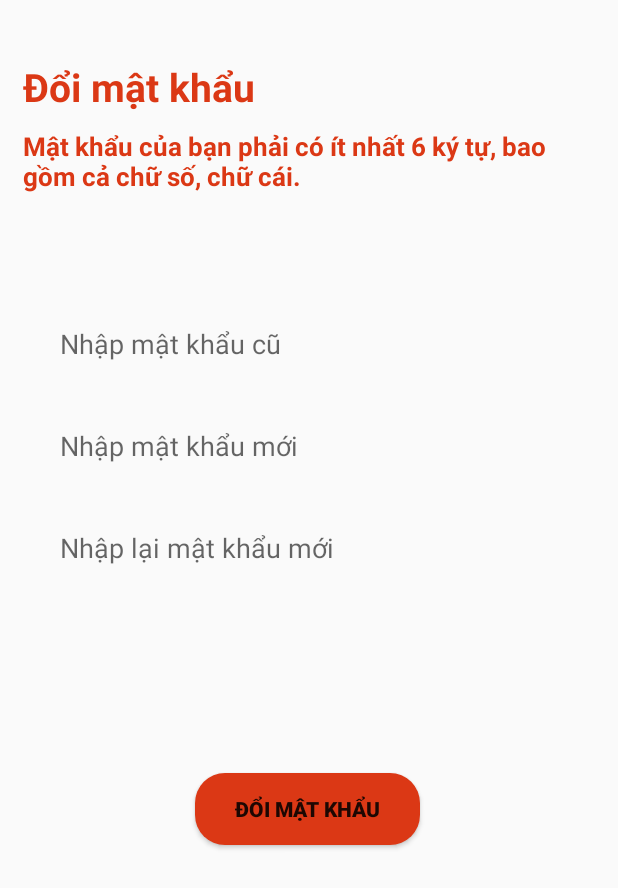
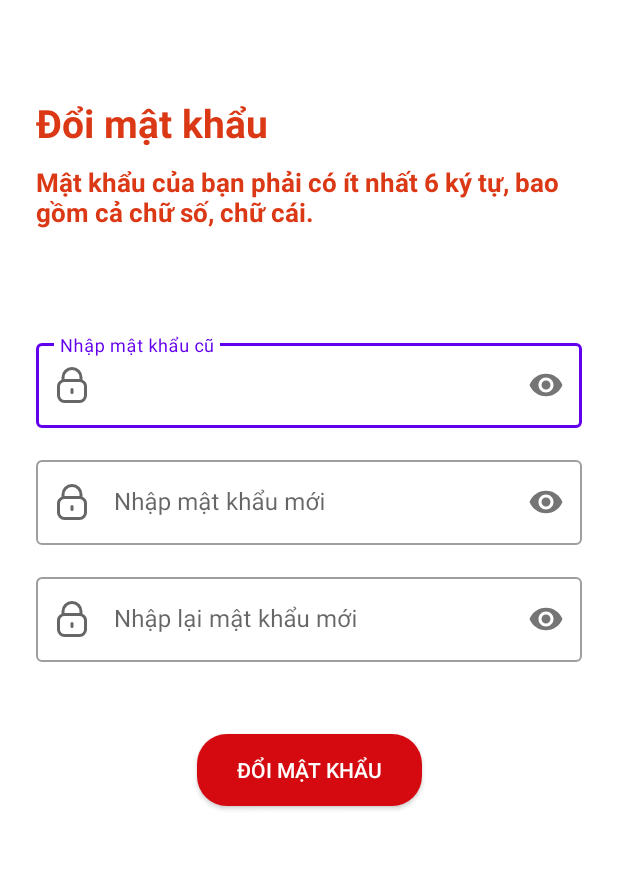
Before and after one commit to Ironman2363/SafetyFood, an Android app: the Passwordchange screen opened directly, with no data from a screen before it, on a phone screen of 412 x 824 dp. Shown: the top 888 px of the screen. Run offline under Robolectric (Android 15) with nearby library versions, the phone set to English and light mode, and no system bars.

Commit message:
Outlined_Text_Box_LeHung

```diff
--- a/app/src/main/AndroidManifest.xml
+++ b/app/src/main/AndroidManifest.xml
@@ -10,7 +10,7 @@
         android:label="@string/app_name"
         android:roundIcon="@mipmap/ic_launcher_round"
         android:supportsRtl="true"
-        android:theme="@style/Theme.AppCompat.Light.NoActionBar"
+        android:theme="@style/Theme.MaterialComponents.Light.NoActionBar"
         tools:targetApi="31">
         <activity android:name=".Activities.ThongTinCuaHang"
             android:exported="false">
@@ -30,7 +30,6 @@
         <activity
             android:name=".Activities.Passwordchange"
             android:exported="false">
-
             <meta-data
                 android:name="android.app.lib_name"
                 android:value="" />
--- a/app/src/main/java/com/example/safetyfood/Activities/Login.java
+++ b/app/src/main/java/com/example/safetyfood/Activities/Login.java
@@ -12,10 +12,11 @@ import androidx.appcompat.app.AppCompatActivity;
 
 import com.example.safetyfood.MainActivity;
 import com.example.safetyfood.R;
+import com.google.android.material.textfield.TextInputEditText;
 
 public class Login extends AppCompatActivity {
 
-    EditText email, pass;
+    TextInputEditText email, pass;
     Button login;
     TextView account, signUp;
 
--- a/app/src/main/java/com/example/safetyfood/Activities/Passwordchange.java
+++ b/app/src/main/java/com/example/safetyfood/Activities/Passwordchange.java
@@ -7,24 +7,26 @@ import android.widget.EditText;
 import android.widget.Toast;
 
 import com.example.safetyfood.R;
+import com.google.android.material.textfield.TextInputEditText;
 
 public class Passwordchange extends AppCompatActivity {
 
+    TextInputEditText edtOldPass, edtNewPass, edtReNewPass;
 
     @Override
     protected void onCreate(Bundle savedInstanceState) {
         super.onCreate(savedInstanceState);
         setContentView(R.layout.activity_passwordchange);
 
-        EditText edtOldPass = findViewById(R.id.edtOldPass);
-        EditText edtNewPass = findViewById(R.id.edtNewPass);
-        EditText edtReNewPass = findViewById(R.id.edtReNewPass);
+        edtOldPass = findViewById(R.id.edtOldPass);
+        edtNewPass = findViewById(R.id.edtNewPass);
+        edtReNewPass = findViewById(R.id.edtReNewPass);
 
-        String oldPass = edtOldPass.getText().toString();
-        String newPass = edtNewPass.getText().toString();
-        String renewPass = edtReNewPass.getText().toString();
+        String oldPass = edtOldPass.getText( ).toString( );
+        String newPass = edtNewPass.getText( ).toString( );
+        String renewPass = edtReNewPass.getText( ).toString( );
         if (oldPass.equals("") || newPass.equals("") || renewPass.equals("")) {
-            Toast.makeText(Passwordchange.this, "Phải nhập đầy đủ thông tin", Toast.LENGTH_SHORT).show();
+            Toast.makeText(Passwordchange.this, "Phải nhập đầy đủ thông tin", Toast.LENGTH_SHORT).show( );
         } else {
 
         }
--- a/app/src/main/res/layout/activity_passwordchange.xml
+++ b/app/src/main/res/layout/activity_passwordchange.xml
@@ -4,12 +4,13 @@
     xmlns:tools="http://schemas.android.com/tools"
     android:layout_width="match_parent"
     android:layout_height="match_parent"
+    android:padding="24dp"
     tools:context=".Activities.Passwordchange">
 
     <TextView
+        android:id="@+id/textView2"
         android:layout_width="match_parent"
         android:layout_height="wrap_content"
-        android:layout_marginStart="15dp"
         android:layout_marginTop="40dp"
         android:text="Đổi mật khẩu"
         android:textColor="#DB3815"
@@ -22,9 +23,7 @@
         android:id="@+id/textView"
         android:layout_width="match_parent"
         android:layout_height="wrap_content"
-        android:layout_marginStart="15dp"
         android:layout_marginTop="85dp"
-        android:layout_marginEnd="10dp"
         android:text="Mật khẩu của bạn phải có ít nhất 6 ký tự, bao gồm
 cả chữ số, chữ cái. "
         android:textColor="#DB3815"
@@ -34,71 +33,84 @@ cả chữ số, chữ cái. "
         app:layout_constraintStart_toStartOf="parent"
         app:layout_constraintTop_toTopOf="parent" />
 
-    <EditText
+    <com.google.android.material.textfield.TextInputLayout
+        android:id="@+id/RP_TIL_oldPass"
+        style="@style/Widget.MaterialComponents.TextInputLayout.OutlinedBox"
+        android:layout_width="match_parent"
+        android:layout_height="wrap_content"
+        android:layout_marginTop="70dp"
+        app:layout_constraintEnd_toEndOf="parent"
+        app:layout_constraintStart_toStartOf="parent"
+        app:passwordToggleEnabled="true"
+        app:startIconDrawable="@drawable/lock_24"
+        app:layout_constraintTop_toBottomOf="@+id/textView">
+
+        <com.google.android.material.textfield.TextInputEditText
             android:id="@+id/edtOldPass"
             android:layout_width="match_parent"
             android:layout_height="wrap_content"
-        android:layout_marginStart="40dp"
-        android:layout_marginTop="76dp"
-        android:layout_marginEnd="40dp"
-        android:background="@drawable/boder2"
             android:hint="Nhập mật khẩu cũ"
             android:inputType="textPassword"
-        android:minHeight="48dp"
+            android:minHeight="48dp" />
+    </com.google.android.material.textfield.TextInputLayout>
 
+
+    <com.google.android.material.textfield.TextInputLayout
+        android:id="@+id/RP_TIL_NewPass"
+        style="@style/Widget.MaterialComponents.TextInputLayout.OutlinedBox"
+        android:layout_width="match_parent"
+        android:layout_height="wrap_content"
         app:layout_constraintEnd_toEndOf="parent"
         app:layout_constraintHorizontal_bias="0.0"
         app:layout_constraintStart_toStartOf="parent"
-        app:layout_constraintTop_toBottomOf="@+id/textView" />
+        app:passwordToggleEnabled="true"
+        app:startIconDrawable="@drawable/lock_24"
+        android:layout_marginTop="16dp"
+        app:layout_constraintTop_toBottomOf="@+id/RP_TIL_oldPass">
 
-    <EditText
+        <com.google.android.material.textfield.TextInputEditText
             android:id="@+id/edtNewPass"
             android:layout_width="match_parent"
             android:layout_height="wrap_content"
-        android:layout_marginStart="40dp"
-        android:layout_marginTop="20dp"
-        android:layout_marginEnd="40dp"
-        android:background="@drawable/boder2"
             android:hint="Nhập mật khẩu mới"
             android:inputType="textPassword"
-        android:minHeight="48dp"
+            android:minHeight="48dp" />
+    </com.google.android.material.textfield.TextInputLayout>
+
+    <com.google.android.material.textfield.TextInputLayout
+        android:id="@+id/RP_TIL_ReNewPass"
+        android:layout_width="match_parent"
+        android:layout_height="wrap_content"
+        android:hint="Nhập lại mật khẩu mới"
         app:layout_constraintEnd_toEndOf="parent"
-        app:layout_constraintHorizontal_bias="0.0"
         app:layout_constraintStart_toStartOf="parent"
-        app:layout_constraintTop_toBottomOf="@+id/edtOldPass" />
+        app:layout_constraintTop_toBottomOf="@+id/RP_TIL_NewPass"
+        android:layout_marginTop="16dp"
+        app:passwordToggleEnabled="true"
+        app:startIconDrawable="@drawable/lock_24"
+        style="@style/Widget.MaterialComponents.TextInputLayout.OutlinedBox">
 
-    <EditText
+        <com.google.android.material.textfield.TextInputEditText
             android:id="@+id/edtReNewPass"
             android:layout_width="match_parent"
             android:layout_height="wrap_content"
-        android:layout_marginStart="40dp"
-        android:layout_marginTop="20dp"
-        android:layout_marginEnd="40dp"
-        android:background="@drawable/boder2"
-        android:hint="Nhập lại mật khẩu mới"
             android:inputType="textPassword"
-        android:minHeight="48dp"
-        app:layout_constraintEnd_toEndOf="parent"
-        app:layout_constraintHorizontal_bias="0.0"
-        app:layout_constraintStart_toStartOf="parent"
-        app:layout_constraintTop_toBottomOf="@+id/edtNewPass" />
+            android:minHeight="48dp" />
+    </com.google.android.material.textfield.TextInputLayout>
+
 
     <androidx.appcompat.widget.AppCompatButton
         android:id="@+id/btn_passchage"
         android:layout_width="150dp"
         android:layout_height="wrap_content"
         android:layout_gravity="center"
-        android:layout_marginStart="130dp"
         android:layout_marginTop="126dp"
-        android:layout_marginEnd="130dp"
         android:background="@drawable/boder"
-        android:backgroundTint="#DB3815"
+        android:textColor="@color/white"
         android:padding="10dp"
         android:text="Đổi mật khẩu"
-        android:textStyle="bold"
         app:layout_constraintEnd_toEndOf="parent"
-        app:layout_constraintHorizontal_bias="0.0"
         app:layout_constraintStart_toStartOf="parent"
-        app:layout_constraintTop_toBottomOf="@+id/edtReNewPass" />
+        app:layout_constraintTop_toBottomOf="@+id/RP_TIL_NewPass" />
 
 </androidx.constraintlayout.widget.ConstraintLayout>
--- a/app/src/main/res/values/colors.xml
+++ b/app/src/main/res/values/colors.xml
@@ -7,5 +7,5 @@
     <color name="teal_700">#FF018786</color>
     <color name="black">#FF000000</color>
     <color name="white">#FFFFFFFF</color>
-    <color name="red">#FF0000</color>
+    <color name="red">#F22626</color>
 </resources>
```
Also changed, not shown: app/src/main/res/layout/activity_dang_ky_thong_tin.xml (+12 -12 lines), app/src/main/res/layout/activity_sign_up.xml (+9 -9 lines), app/src/main/res/layout/login.xml (+8 -6 lines), 1 other file. Lines whose indentation alone changed are shown as unchanged.
